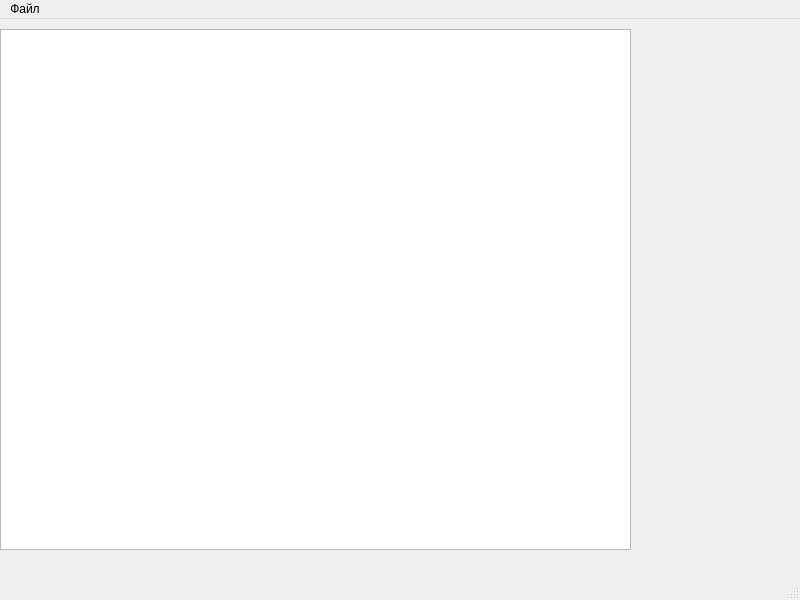
MolchanovDmitry/QtSandbox, file PatientsDB/mainwindow.ui: the form before one commit.
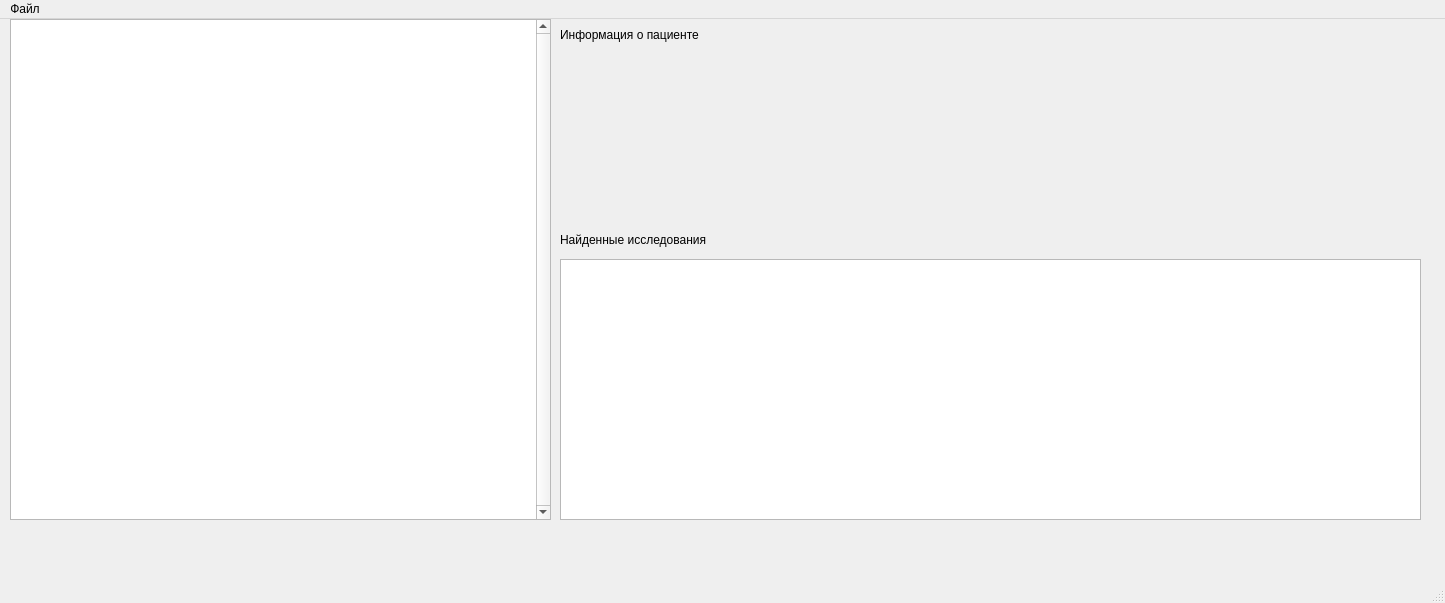
The form after the commit.

Commit message: вывод информации о пациенте

The edit to the form file:
```diff
--- a/PatientsDB/mainwindow.ui
+++ b/PatientsDB/mainwindow.ui
@@ -6,8 +6,8 @@
    <rect>
     <x>0</x>
     <y>0</y>
-    <width>800</width>
-    <height>600</height>
+    <width>1445</width>
+    <height>603</height>
    </rect>
   </property>
   <property name="windowTitle">
@@ -17,11 +17,75 @@
    <widget class="QTableView" name="tableView">
     <property name="geometry">
      <rect>
-      <x>0</x>
-      <y>10</y>
-      <width>631</width>
-      <height>521</height>
+      <x>10</x>
+      <y>0</y>
+      <width>541</width>
+      <height>501</height>
      </rect>
+    </property>
+    <property name="minimumSize">
+     <size>
+      <width>0</width>
+      <height>501</height>
+     </size>
+    </property>
+    <property name="verticalScrollBarPolicy">
+     <enum>Qt::ScrollBarAlwaysOn</enum>
+    </property>
+    <property name="verticalScrollMode">
+     <enum>QAbstractItemView::ScrollPerPixel</enum>
+    </property>
+   </widget>
+   <widget class="QTableView" name="researchTableView">
+    <property name="geometry">
+     <rect>
+      <x>560</x>
+      <y>240</y>
+      <width>861</width>
+      <height>261</height>
+     </rect>
+    </property>
+   </widget>
+   <widget class="QLabel" name="label">
+    <property name="geometry">
+     <rect>
+      <x>560</x>
+      <y>200</y>
+      <width>231</width>
+      <height>41</height>
+     </rect>
+    </property>
+    <property name="text">
+     <string>Найденные исследования</string>
+    </property>
+   </widget>
+   <widget class="QLabel" name="label_2">
+    <property name="geometry">
+     <rect>
+      <x>560</x>
+      <y>0</y>
+      <width>201</width>
+      <height>31</height>
+     </rect>
+    </property>
+    <property name="text">
+     <string>Информация о пациенте</string>
+    </property>
+   </widget>
+   <widget class="QLabel" name="patientInfo">
+    <property name="geometry">
+     <rect>
+      <x>560</x>
+      <y>40</y>
+      <width>841</width>
+      <height>151</height>
+     </rect>
+    </property>
+    <property name="text">
+     <string/>
+    </property>
+    <property name="scaledContents">
+     <bool>false</bool>
     </property>
    </widget>
   </widget>
@@ -30,7 +94,7 @@
     <rect>
      <x>0</x>
      <y>0</y>
-     <width>800</width>
+     <width>1445</width>
      <height>34</height>
     </rect>
    </property>
```
Left out of the diff: 4 changed lines with no effect on the pictures. The commit also changes 3 other files.
